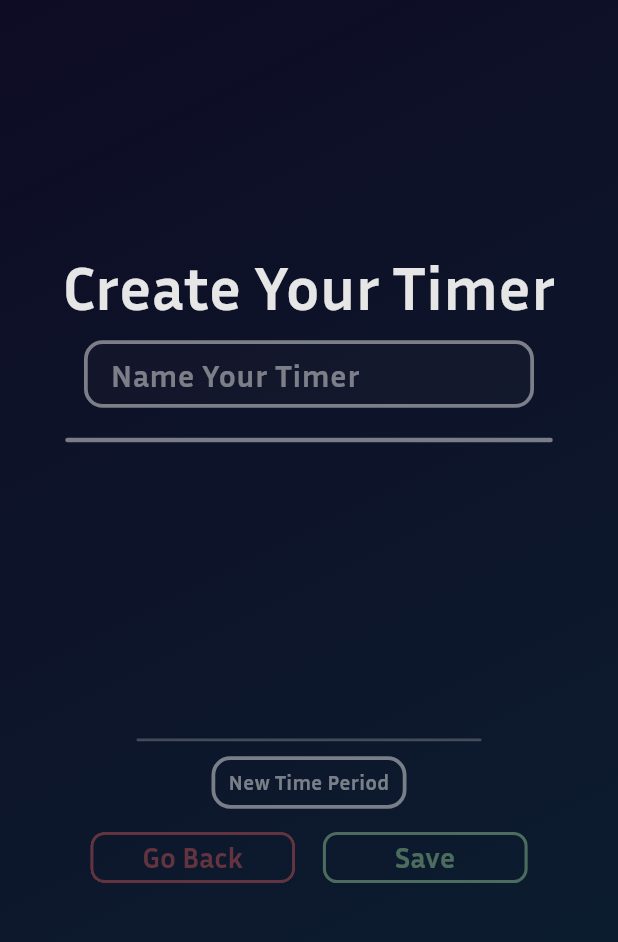
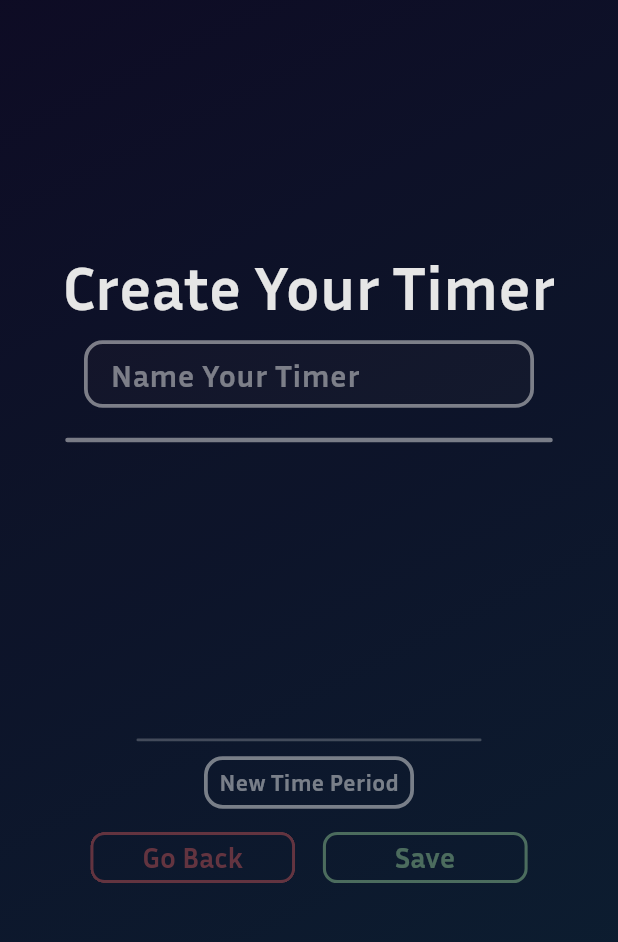
Before and after one commit to Katanasoldier/YourBreak, a Flutter app: the TimerCreator screen opened directly, on a phone screen of 412 x 824 dp, the part 48-990 px from its top. Run offline on Flutter 3.47's test engine with Material 3 defaults, Android fonts, the phone set to English and light mode, and no system bars; our stand-ins replace audioplayers, flutter_screenutil, flutter_svg, hive, hive_flutter, page_transition and 1 more; missing offline and left inert: window_manager; accounts and stored records are empty.

Commit message:
Standardize `timer_creator_components` widget and font sizes + theme
## Commit Description:
Adds font sizes:
- mediumContent (21)
- smallContent (17)
Adds widget size constant:
- wideGenericRectangleButton : a wider version of the regular genericRectangleButton size, made specifically for the `TimePeriodButton`.
Adds a new color constant, for all dividers: grey.
Removed redundant text themes inside TextInput type buttons by defining the TextTheme inside `window_initializer` `yourbreakApp()`'s `ThemeData`.

```diff
--- a/lib/constants/color_constants.dart
+++ b/lib/constants/color_constants.dart
@@ -11,6 +11,7 @@ class PureColors {
   static const Color orange = Color(0xFFffbb55);
 }
 
+const Color dividerColor = PureColors.grey;
 
 class PageHeaderColors {
 
--- a/lib/constants/size_constants.dart
+++ b/lib/constants/size_constants.dart
@@ -5,6 +5,7 @@ import 'package:flutter/material.dart';
 class WidgetSizeConstants {
   static const Size genericRectangleButton = Size(140, 35);
   static const Size squarebutton = Size(185, 185);
+  static const Size wideGenericRectangleButton = Size(225, 35);
 }
 
 /// Contains standardized font sizes used across the application.
@@ -15,4 +16,6 @@ class FontSizes {
   static const double squarebuttonMainText = 40;
   static const double squarebuttonSupportText = 27.5;
   static const double squarebuttonDescriptionText = 14.5;
+  static const double mediumContent = 21;
+  static const double smallContent = 17;
 }
--- a/lib/pages/timer_management_pages/timer_creation_pages/timer_creator.dart
+++ b/lib/pages/timer_management_pages/timer_creation_pages/timer_creator.dart
@@ -188,10 +188,7 @@ class TimerCreatorState extends State<TimerCreator> with TickerProviderStateMixi
                           opacity: 0.25,
                         ),
                       ),
-                      SizedBox(
-                        width: 130,
-                        height: 35,
-                        child: CreatePeriodButton(
+                      CreatePeriodButton(
                         /// Button that shows a pop up where the user can
                         /// configure a new time period.
                         onPressed: () {
@@ -201,7 +198,6 @@ class TimerCreatorState extends State<TimerCreator> with TickerProviderStateMixi
                           });
                           popUpController.forward();
                         },
-                        ),
                       )
                     ],
                   ),
--- a/lib/templates/timer_creator_components/create_period_button.dart
+++ b/lib/templates/timer_creator_components/create_period_button.dart
@@ -2,6 +2,7 @@ import 'package:flutter/material.dart';
 
 import 'package:yourbreak/constants/animation_constants.dart';
 import 'package:yourbreak/constants/color_constants.dart';
+import 'package:yourbreak/constants/size_constants.dart';
 
 import 'package:yourbreak/templates/mixins/interactive_animations_mixin.dart';
 import 'package:yourbreak/templates/mixins/opacity_animation_mixin.dart';
@@ -48,7 +49,10 @@ class CreatePeriodButtonState extends State<CreatePeriodButton> with TickerProvi
 
   @override
   Widget build(BuildContext context) {
-    return ButtonBase(
+    return SizedBox(
+      width: WidgetSizeConstants.genericRectangleButton.width,
+      height: WidgetSizeConstants.genericRectangleButton.height,
+      child: ButtonBase(
         onPressed: widget.onPressed,
 
         rebuildListeners: [
@@ -80,10 +84,13 @@ class CreatePeriodButtonState extends State<CreatePeriodButton> with TickerProvi
               borderRadius: BorderRadius.circular(12.5),
             ),
             child: Center(
+              child: Padding(
+                padding: EdgeInsets.symmetric(horizontal: 7.5),
+                child: FittedBox(
                   child: Text(
                     "New Time Period",
                     style: TextStyle(
-                fontSize: 14,
+                      fontSize: FontSizes.genericRectangleButton,
                       color: PureColors.white.withValues(alpha: opacityAnimation.value),
                       fontWeight: FontWeight.w700
                     ),
@@ -91,7 +98,10 @@ class CreatePeriodButtonState extends State<CreatePeriodButton> with TickerProvi
                   ),
                 ),
               ),
+            ),
+          ),
         )
+      ),
     );
   }
 
--- a/lib/templates/timer_creator_components/period_popup_buttons/period_type_chooser.dart
+++ b/lib/templates/timer_creator_components/period_popup_buttons/period_type_chooser.dart
@@ -1,6 +1,7 @@
 import 'package:flutter/material.dart';
 
 import 'package:yourbreak/constants/color_constants.dart';
+import 'package:yourbreak/constants/size_constants.dart';
 
 import 'package:yourbreak/helper/timer_formatters.dart';
 
@@ -302,7 +303,7 @@ class TypeTextState extends State<TypeText> {
       child: Text(
         formatPeriodName(widget.text),
         style: TextStyle(
-          fontSize: 16,
+          fontSize: FontSizes.smallContent,
           color: PureColors.white.withValues(alpha: 0.8),
           fontWeight: FontWeight.w700
         ),
--- a/lib/templates/timer_creator_components/text_input_button.dart
+++ b/lib/templates/timer_creator_components/text_input_button.dart
@@ -2,6 +2,7 @@ import 'package:flutter/material.dart';
 
 import 'package:yourbreak/constants/animation_constants.dart';
 import 'package:yourbreak/constants/color_constants.dart';
+import 'package:yourbreak/constants/size_constants.dart';
 import 'package:yourbreak/models/timer_structure.dart';
 
 import 'package:yourbreak/templates/mixins/interactive_animations_mixin.dart';
@@ -166,22 +167,13 @@ class TextInputButtonState extends State<TextInputButton> with TickerProviderSta
                 strokeAlign: BorderSide.strokeAlignInside,
               ),
               borderRadius: BorderRadius.circular(12.5),
-              color: Color(0xFF444444).withValues(alpha: 0.1),
+              color: PureColors.darkGrey.withValues(alpha: 0.1),
             ),
             child: Padding(
               padding: const EdgeInsets.symmetric(horizontal: 15),
               child: SizedBox(
                 height: 45,
                 child: Center(
-                  child: Theme(
-                    // Overrides the default TextFormField cursor and selection
-                    // colors to match the application's theme.
-                    data: Theme.of(context).copyWith(
-                      textSelectionTheme: TextSelectionThemeData(
-                        cursorColor: PureColors.white.withValues(alpha: 0.5),
-                        selectionColor: PureColors.blue.withValues(alpha: 0.5)
-                      ),
-                    ),
                   child: TextFormField(
                     controller: _textEditingController,
 
@@ -194,7 +186,7 @@ class TextInputButtonState extends State<TextInputButton> with TickerProviderSta
                       // Hint/placeholder text and style.
                       hintText: widget.placeholderText,
                       hintStyle: TextStyle(
-                          fontSize: 21,
+                        fontSize: FontSizes.mediumContent,
                         color: PureColors.white.withValues(alpha: 0.5),
                         fontWeight: FontWeight.w700,
                       ),
@@ -218,10 +210,9 @@ class TextInputButtonState extends State<TextInputButton> with TickerProviderSta
                     ),
                     // User text style.
                     style: TextStyle(
-                        fontSize: 21,
+                      fontSize: FontSizes.mediumContent,
                       color: PureColors.white,
                       fontWeight: FontWeight.w700,
-                      ),
                     ),
                   ),
                 ),
```
Also changed, not shown: lib/helper/initializers/window_initializer.dart (+6 -1 lines), lib/templates/timer_creator_components/period_popup_buttons/period_time_chooser.dart (+6 -12 lines), lib/templates/timer_creator_components/time_period_button.dart (+5 -4 lines). Lines whose indentation alone changed are shown as unchanged.
